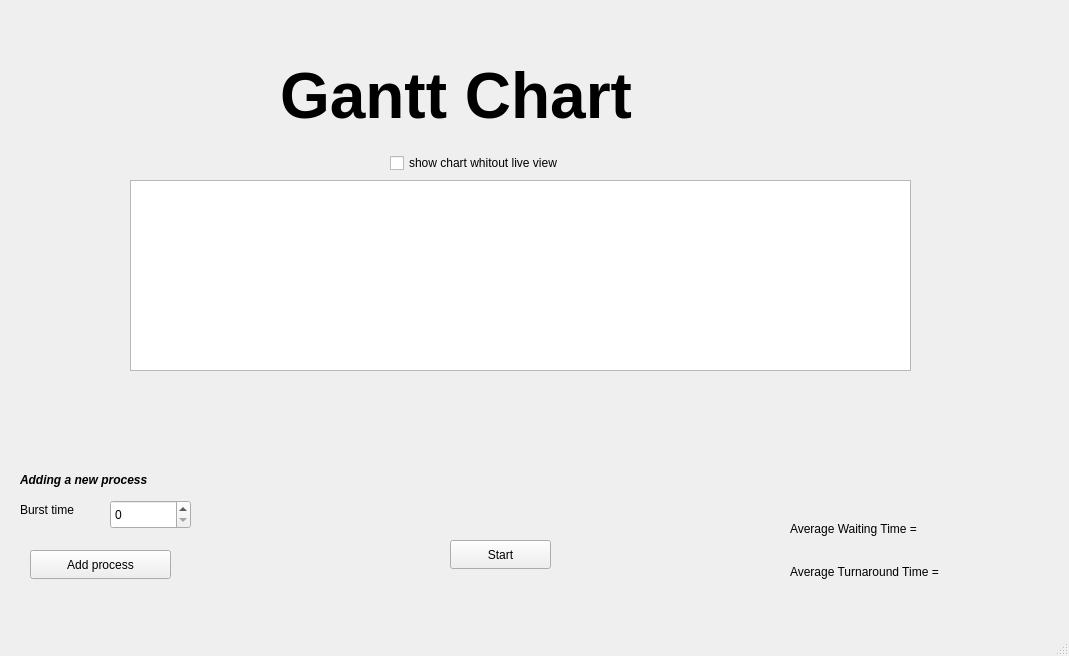
Qt form GUI/mainwindow.ui (michealshohda/CPU-Schedulers) before a commit.
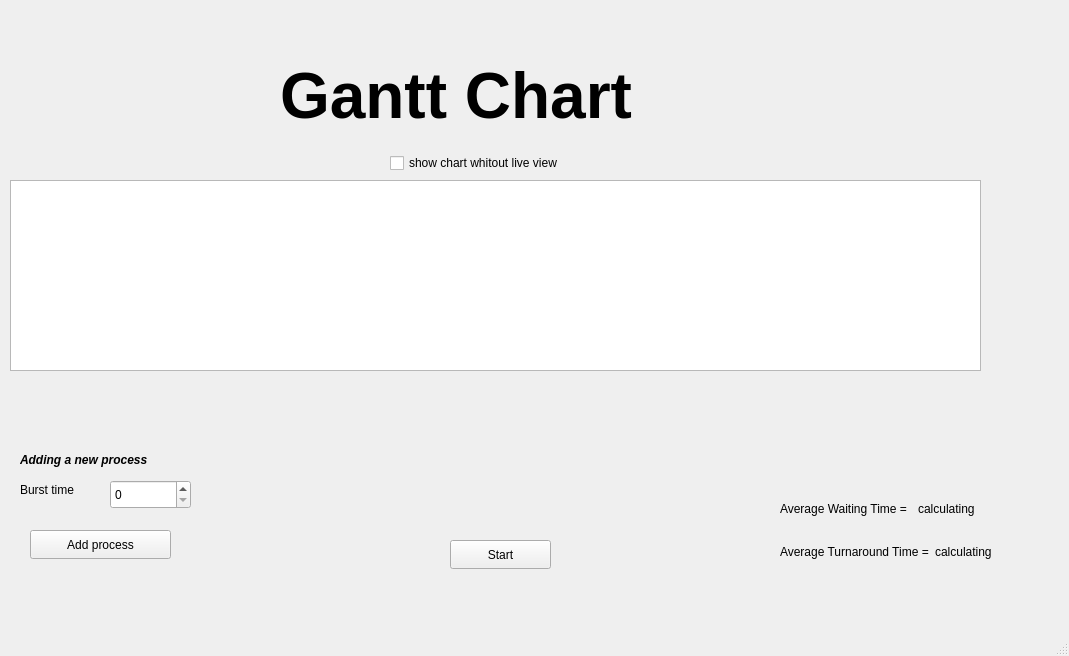
The same form after that commit.

Commit message: addinf calculation to gui + no live view

Patch:
```diff
--- a/GUI/mainwindow.ui
+++ b/GUI/mainwindow.ui
@@ -30,9 +30,9 @@
    <widget class="QGraphicsView" name="graphicsView">
     <property name="geometry">
      <rect>
-      <x>130</x>
+      <x>10</x>
       <y>180</y>
-      <width>781</width>
+      <width>971</width>
       <height>191</height>
      </rect>
     </property>
@@ -41,7 +41,7 @@
     <property name="geometry">
      <rect>
       <x>30</x>
-      <y>550</y>
+      <y>530</y>
       <width>141</width>
       <height>29</height>
      </rect>
@@ -54,7 +54,7 @@
     <property name="geometry">
      <rect>
       <x>110</x>
-      <y>500</y>
+      <y>480</y>
       <width>81</width>
       <height>29</height>
      </rect>
@@ -83,7 +83,7 @@
     <property name="geometry">
      <rect>
       <x>20</x>
-      <y>470</y>
+      <y>450</y>
       <width>191</width>
       <height>20</height>
      </rect>
@@ -102,7 +102,7 @@
     <property name="geometry">
      <rect>
       <x>20</x>
-      <y>500</y>
+      <y>480</y>
       <width>91</width>
       <height>20</height>
      </rect>
@@ -111,16 +111,31 @@
      <string>Burst time</string>
     </property>
    </widget>
+   <widget class="QCheckBox" name="noLiveCheckBox">
+    <property name="geometry">
+     <rect>
+      <x>390</x>
+      <y>150</y>
+      <width>221</width>
+      <height>26</height>
+     </rect>
+    </property>
+    <property name="text">
+     <string>show chart whitout live view</string>
+    </property>
+   </widget>
    <widget class="QWidget" name="verticalLayoutWidget">
     <property name="geometry">
      <rect>
-      <x>790</x>
-      <y>510</y>
-      <width>192</width>
+      <x>780</x>
+      <y>490</y>
+      <width>269</width>
       <height>80</height>
      </rect>
     </property>
-    <layout class="QVBoxLayout" name="verticalLayout_2">
+    <layout class="QVBoxLayout" name="verticalLayout">
+     <item>
+      <layout class="QHBoxLayout" name="horizontalLayout">
      <item>
       <widget class="QLabel" name="label_2">
        <property name="text">
@@ -129,26 +144,33 @@
       </widget>
      </item>
      <item>
+        <widget class="QLabel" name="waitingTimeLable">
+         <property name="text">
+          <string>calculating</string>
+         </property>
+        </widget>
+       </item>
+      </layout>
+     </item>
+     <item>
+      <layout class="QHBoxLayout" name="horizontalLayout_2">
+       <item>
       <widget class="QLabel" name="label_3">
        <property name="text">
         <string>Average Turnaround Time =</string>
        </property>
       </widget>
      </item>
-    </layout>
-   </widget>
-   <widget class="QCheckBox" name="checkBox">
-    <property name="geometry">
-     <rect>
-      <x>390</x>
-      <y>150</y>
-      <width>221</width>
-      <height>26</height>
-     </rect>
-    </property>
+       <item>
+        <widget class="QLabel" name="turnarounTimeLable">
     <property name="text">
-     <string>show chart whitout live view</string>
-    </property>
+          <string>calculating</string>
+         </property>
+        </widget>
+       </item>
+      </layout>
+     </item>
+    </layout>
    </widget>
   </widget>
   <widget class="QMenuBar" name="menubar">
```
Lines whose indentation alone changed are shown as unchanged. The commit also changes 2 other files.
